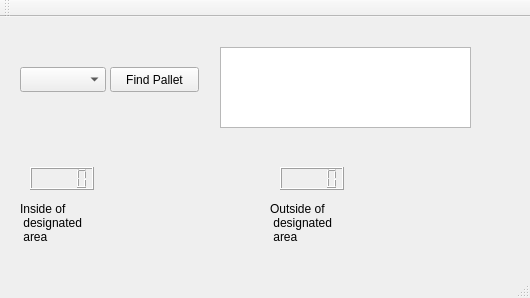
Above: gui/mainwindow.ui from LucasGeh/fontysiot before the change. Below: the same form after it.
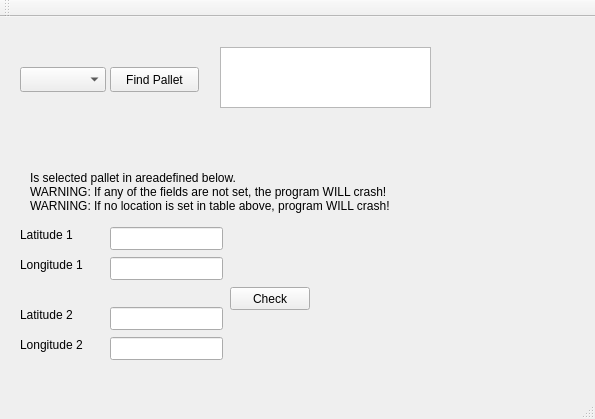
That is the form after the change.

Commit message: Added getting location and checking if location is in an area

```diff
--- a/gui/mainwindow.ui
+++ b/gui/mainwindow.ui
@@ -6,8 +6,8 @@
    <rect>
     <x>0</x>
     <y>0</y>
-    <width>530</width>
-    <height>298</height>
+    <width>595</width>
+    <height>419</height>
    </rect>
   </property>
   <property name="windowTitle">
@@ -37,66 +37,149 @@
      </rect>
     </property>
    </widget>
-   <widget class="QLCDNumber" name="palletID1">
-    <property name="geometry">
-     <rect>
-      <x>30</x>
-      <y>150</y>
-      <width>64</width>
-      <height>23</height>
-     </rect>
-    </property>
-   </widget>
-   <widget class="QLCDNumber" name="palletID2">
-    <property name="geometry">
-     <rect>
-      <x>280</x>
-      <y>150</y>
-      <width>64</width>
-      <height>23</height>
-     </rect>
-    </property>
-   </widget>
-   <widget class="QLabel" name="pallet1Label">
-    <property name="geometry">
-     <rect>
-      <x>20</x>
-      <y>180</y>
-      <width>81</width>
-      <height>51</height>
-     </rect>
-    </property>
-    <property name="text">
-     <string>Inside of 
- designated 
- area</string>
-    </property>
-   </widget>
-   <widget class="QLabel" name="pallet2Label">
-    <property name="geometry">
-     <rect>
-      <x>270</x>
-      <y>180</y>
-      <width>81</width>
-      <height>51</height>
-     </rect>
-    </property>
-    <property name="text">
-     <string>Outside of 
- designated 
- area</string>
-    </property>
-   </widget>
    <widget class="QTableWidget" name="tableWidget">
     <property name="geometry">
      <rect>
       <x>220</x>
       <y>30</y>
-      <width>251</width>
-      <height>81</height>
+      <width>211</width>
+      <height>61</height>
      </rect>
     </property>
    </widget>
+   <widget class="QLineEdit" name="locationOne">
+    <property name="geometry">
+     <rect>
+      <x>110</x>
+      <y>210</y>
+      <width>113</width>
+      <height>23</height>
+     </rect>
+    </property>
+   </widget>
+   <widget class="QLineEdit" name="locationTwo">
+    <property name="geometry">
+     <rect>
+      <x>110</x>
+      <y>240</y>
+      <width>113</width>
+      <height>23</height>
+     </rect>
+    </property>
+   </widget>
+   <widget class="QLabel" name="label">
+    <property name="geometry">
+     <rect>
+      <x>20</x>
+      <y>210</y>
+      <width>59</width>
+      <height>15</height>
+     </rect>
+    </property>
+    <property name="text">
+     <string>Latitude 1</string>
+    </property>
+   </widget>
+   <widget class="QLabel" name="label_2">
+    <property name="geometry">
+     <rect>
+      <x>20</x>
+      <y>240</y>
+      <width>71</width>
+      <height>16</height>
+     </rect>
+    </property>
+    <property name="text">
+     <string>Longitude 1</string>
+    </property>
+   </widget>
+   <widget class="QLineEdit" name="locationFour">
+    <property name="geometry">
+     <rect>
+      <x>110</x>
+      <y>320</y>
+      <width>113</width>
+      <height>23</height>
+     </rect>
+    </property>
+   </widget>
+   <widget class="QLabel" name="label_3">
+    <property name="geometry">
+     <rect>
+      <x>20</x>
+      <y>290</y>
+      <width>59</width>
+      <height>15</height>
+     </rect>
+    </property>
+    <property name="text">
+     <string>Latitude 2</string>
+    </property>
+   </widget>
+   <widget class="QLabel" name="label_4">
+    <property name="geometry">
+     <rect>
+      <x>20</x>
+      <y>320</y>
+      <width>71</width>
+      <height>16</height>
+     </rect>
+    </property>
+    <property name="text">
+     <string>Longitude 2</string>
+    </property>
+   </widget>
+   <widget class="QLineEdit" name="locationThree">
+    <property name="geometry">
+     <rect>
+      <x>110</x>
+      <y>290</y>
+      <width>113</width>
+      <height>23</height>
+     </rect>
+    </property>
+   </widget>
+   <widget class="QLabel" name="label_5">
+    <property name="geometry">
+     <rect>
+      <x>30</x>
+      <y>149</y>
+      <width>411</width>
+      <height>51</height>
+     </rect>
+    </property>
+    <property name="text">
+     <string>Is selected pallet in areadefined below.
+WARNING: If any of the fields are not set, the program WILL crash!
+WARNING: If no location is set in table above, program WILL crash!</string>
+    </property>
+   </widget>
+   <widget class="QPushButton" name="checkLocationButton">
+    <property name="geometry">
+     <rect>
+      <x>230</x>
+      <y>270</y>
+      <width>80</width>
+      <height>23</height>
+     </rect>
+    </property>
+    <property name="text">
+     <string>Check</string>
+    </property>
+   </widget>
+   <widget class="QLabel" name="isInArea">
+    <property name="geometry">
+     <rect>
+      <x>350</x>
+      <y>270</y>
+      <width>59</width>
+      <height>15</height>
+     </rect>
+    </property>
+    <property name="text">
+     <string/>
+    </property>
+   </widget>
   </widget>
   <widget class="QMenuBar" name="menuBar">
    <property name="geometry">
```
Left out of the diff: 2 changed lines with no effect on the pictures. The commit also changes 14 other files.
